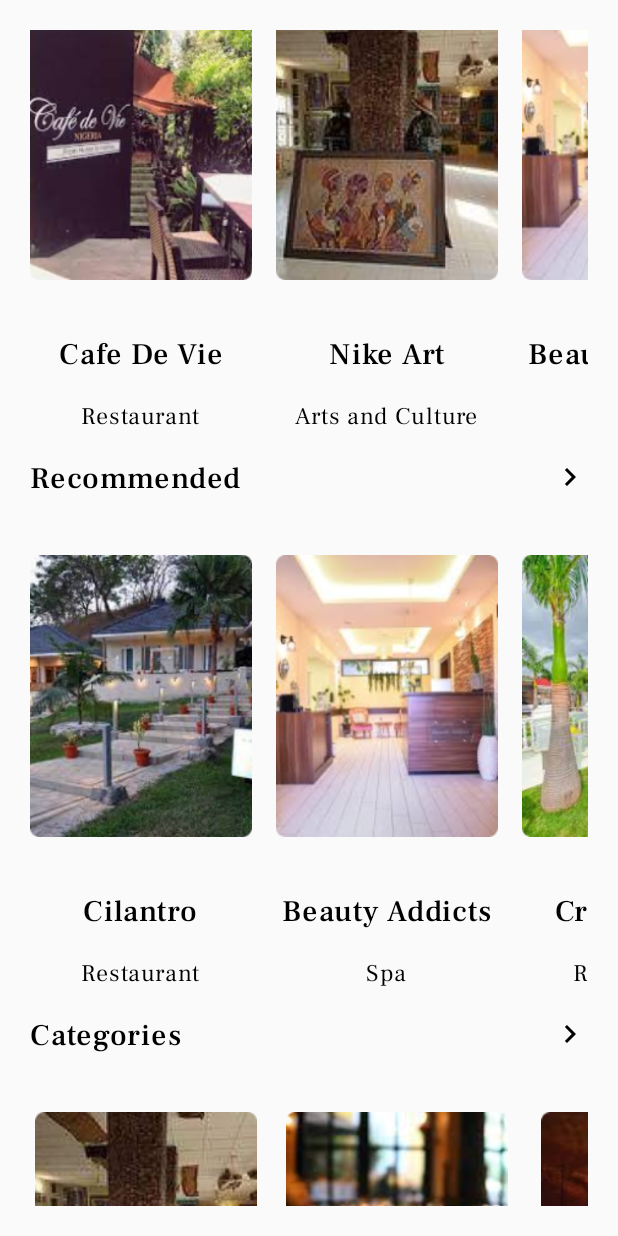
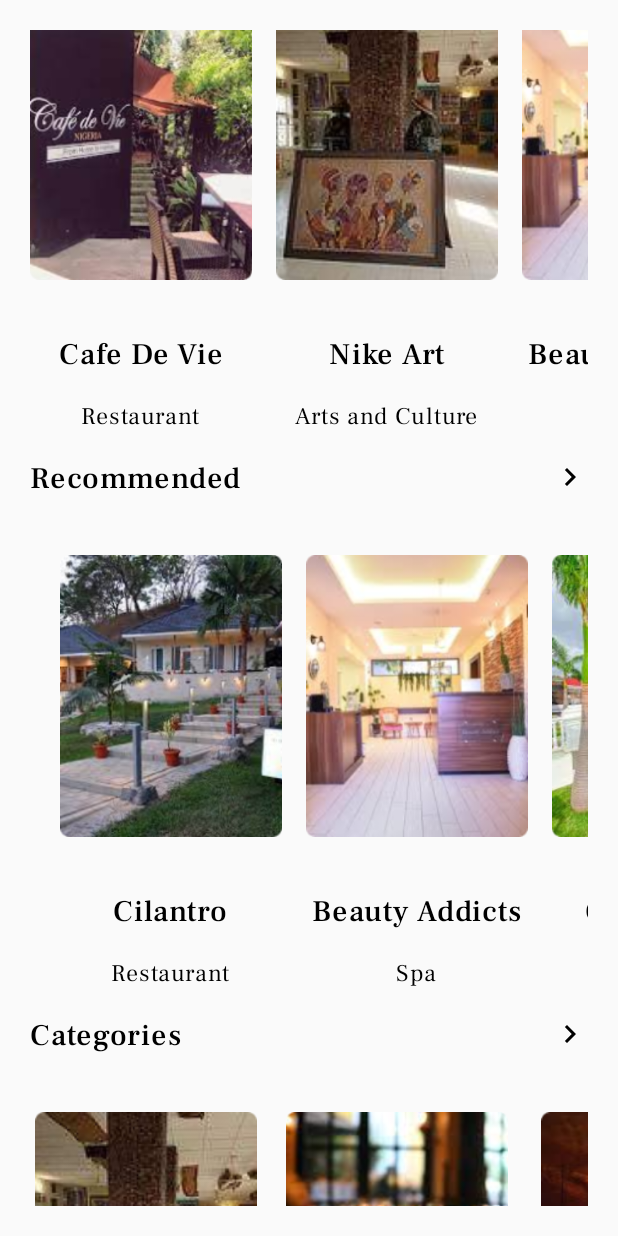
Before and after one commit to Vicky-E/JollyApp, an Android app built with Jetpack Compose: the HomePage screen opened through its navigation route, scrolled down 548 dp, on a phone screen of 412 x 824 dp. Run offline under Robolectric (Android 15) with nearby library versions, the phone set to English and light mode, and no system bars.

Commit message:
homepage in progress

```diff
--- a/app/src/main/java/com/vicks/jollyapp/MainActivity.kt
+++ b/app/src/main/java/com/vicks/jollyapp/MainActivity.kt
@@ -494,7 +494,7 @@ fun HomePage(navControl: NavHostController) {
                 Text("Welcome Back", fontSize = 16.sp, fontFamily = regFont, color = Brown)
             }
         }
-        Row(Modifier.fillMaxWidth(), horizontalArrangement = Arrangement.SpaceBetween) {
+        Row(Modifier.fillMaxWidth().padding(horizontal = 20.dp), horizontalArrangement = Arrangement.SpaceBetween) {
             Text("Featured", fontSize = 20.sp, fontFamily = medFont)
             Icon(
                 imageVector = Icons.Default.KeyboardArrowRight,
@@ -735,7 +735,7 @@ fun HomePage(navControl: NavHostController) {
             verticalAlignment = Alignment.CenterVertically,
             modifier = Modifier.horizontalScroll(
                 rememberScrollState()
-            )
+            ).padding(horizontal = 20.dp)
         ) {
             Column(
                 verticalArrangement = Arrangement.spacedBy(16.dp),
```
